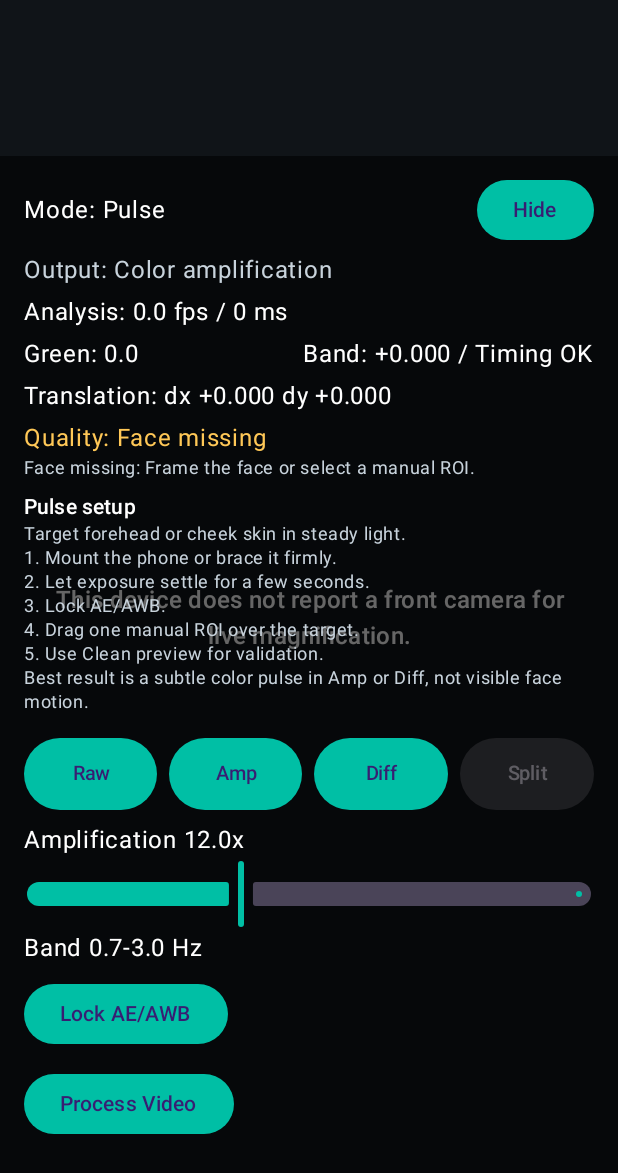
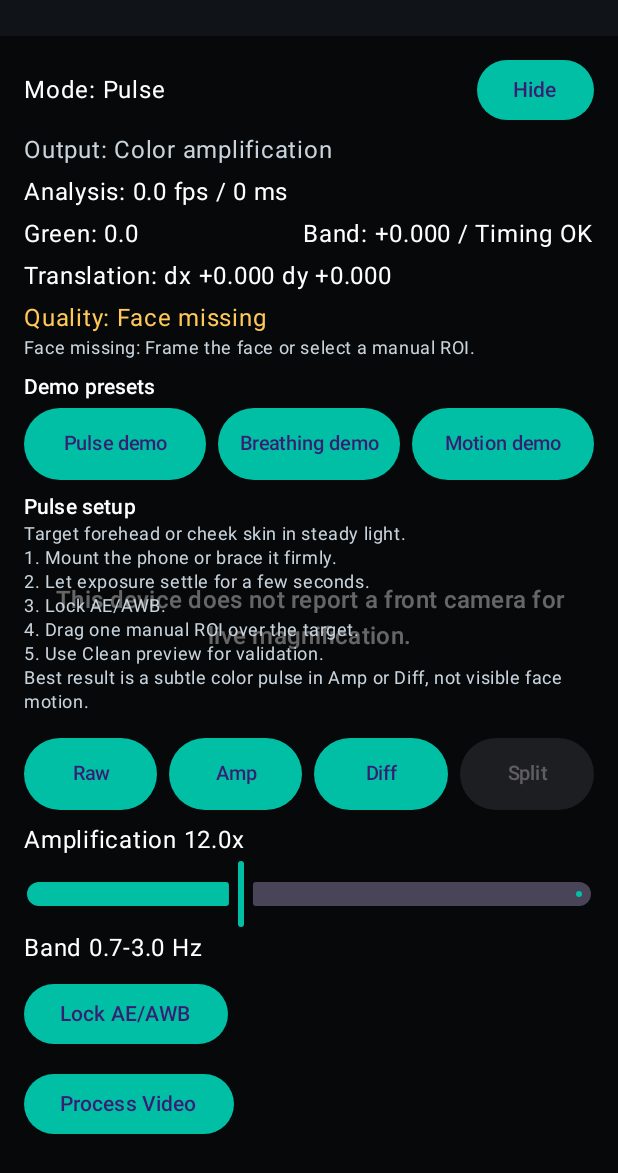
Before and after one commit to dnrohr/eulerian-magnification, an Android app built with Jetpack Compose: the screen it shows after launch (MainActivity), after a tap on "Controls", on a phone screen of 412 x 824 dp. Shown: the top 1173 px of the screen. Run offline under Robolectric (Android 15) with nearby library versions, the phone set to English and light mode, and no system bars; libraries missing offline, so code that uses them is left out: androidx.camera.camera2, androidx.camera.core, androidx.camera.lifecycle, androidx.camera.view; 1 other tap on this screen came first.

Commit message:
Add demo presets

```diff
--- /dev/null
+++ b/app/src/main/java/com/dnrohr/eulerianmagnification/DemoPreset.kt
@@ -0,0 +1,35 @@
+package com.dnrohr.eulerianmagnification
+
+import com.dnrohr.eulerianmagnification.analysis.AnalysisSettings
+import com.dnrohr.eulerianmagnification.analysis.MagnificationMode
+import com.dnrohr.eulerianmagnification.analysis.ViewMode
+
+enum class DemoPreset(
+    val label: String,
+    val settings: AnalysisSettings,
+) {
+    Pulse(
+        label = "Pulse demo",
+        settings = AnalysisSettings(
+            mode = MagnificationMode.Pulse,
+            amplification = 12.0f,
+            viewMode = ViewMode.Amplified,
+        ),
+    ),
+    Breathing(
+        label = "Breathing demo",
+        settings = AnalysisSettings(
+            mode = MagnificationMode.Breathing,
+            amplification = 16.0f,
+            viewMode = ViewMode.Difference,
+        ),
+    ),
+    FastMotion(
+        label = "Motion demo",
+        settings = AnalysisSettings(
+            mode = MagnificationMode.Tremor,
+            amplification = 20.0f,
+            viewMode = ViewMode.Split,
+        ),
+    );
+}
--- a/app/src/main/java/com/dnrohr/eulerianmagnification/MainActivity.kt
+++ b/app/src/main/java/com/dnrohr/eulerianmagnification/MainActivity.kt
@@ -978,6 +978,11 @@ private fun StatusOverlay(
         Spacer(modifier = Modifier.height(4.dp))
         QualityStatusRow(qualityStatuses)
         Spacer(modifier = Modifier.height(8.dp))
+        DemoPresetControls(
+            settings = settings,
+            onSettingsChanged = onSettingsChanged,
+        )
+        Spacer(modifier = Modifier.height(8.dp))
         SetupGuidePanel(settings.mode)
         Spacer(modifier = Modifier.height(8.dp))
         ModeControls(
@@ -1171,6 +1176,32 @@ private fun roiStateColor(state: RoiState): Color {
         RoiState.Tracking -> Color(0xFF00BFA5)
         RoiState.Frozen -> Color(0xFFFFC857)
         RoiState.Center -> Color(0xFFC8D3DC)
+    }
+}
+
+@Composable
+private fun DemoPresetControls(
+    settings: AnalysisSettings,
+    onSettingsChanged: (AnalysisSettings) -> Unit,
+) {
+    Text(
+        text = "Demo presets",
+        color = Color.White,
+        style = MaterialTheme.typography.labelLarge,
+    )
+    Spacer(modifier = Modifier.height(4.dp))
+    Row(
+        modifier = Modifier.fillMaxWidth(),
+        horizontalArrangement = Arrangement.spacedBy(8.dp),
+    ) {
+        DemoPreset.entries.forEach { preset ->
+            CompactControlButton(
+                label = preset.label,
+                onClick = { onSettingsChanged(preset.settings) },
+                enabled = settings != preset.settings,
+                modifier = Modifier.weight(1.0f),
+            )
+        }
     }
 }
 
```
Also changed, not shown: 5 other files.
